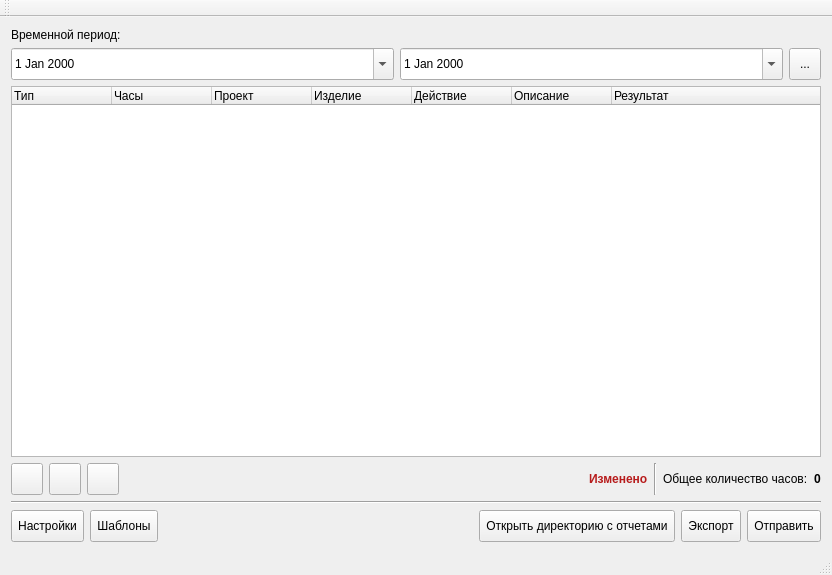
Old version of the form mainwindow.ui in the repository molotov-dmitry/work-report.
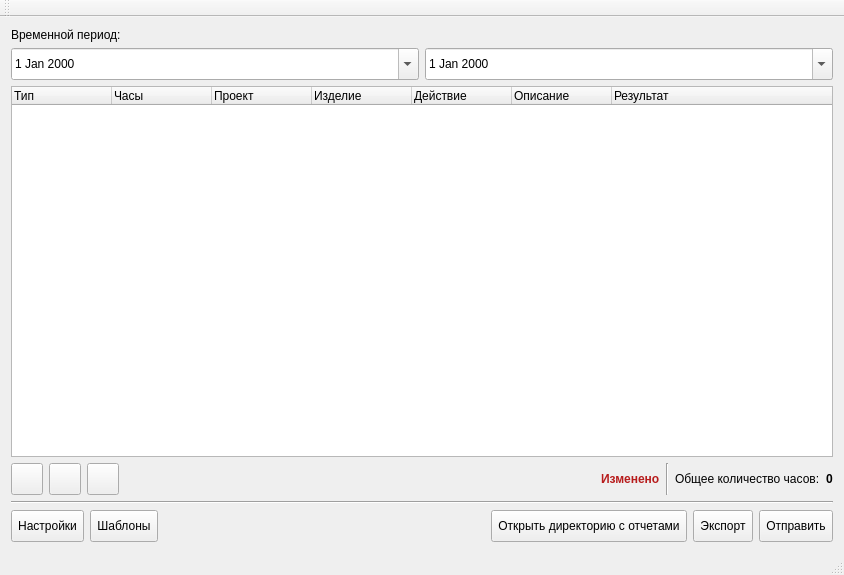
New version of the form. Icons and pictures are not drawn.

Commit message: Added shortcuts; Updated interface.

```diff
--- a/mainwindow.ui
+++ b/mainwindow.ui
@@ -6,7 +6,7 @@
    <rect>
     <x>0</x>
     <y>0</y>
-    <width>832</width>
+    <width>844</width>
     <height>575</height>
    </rect>
   </property>
@@ -17,19 +17,6 @@
    <layout class="QVBoxLayout" name="verticalLayout">
     <item>
      <layout class="QGridLayout" name="gridLayout">
-      <item row="1" column="2">
-       <widget class="QToolButton" name="buttonDateSelect">
-        <property name="minimumSize">
-         <size>
-          <width>32</width>
-          <height>32</height>
-         </size>
-        </property>
-        <property name="text">
-         <string>...</string>
-        </property>
-       </widget>
-      </item>
       <item row="1" column="1">
        <widget class="QDateEdit" name="dateTo">
         <property name="minimumSize">
@@ -56,7 +43,7 @@
         </property>
        </widget>
       </item>
-      <item row="0" column="0" colspan="3">
+      <item row="0" column="0" colspan="2">
        <widget class="QLabel" name="label">
         <property name="text">
          <string>Временной период:</string>
```
Left out of the diff: 15 changed lines with no effect on the pictures. The commit also changes 2 other files.
